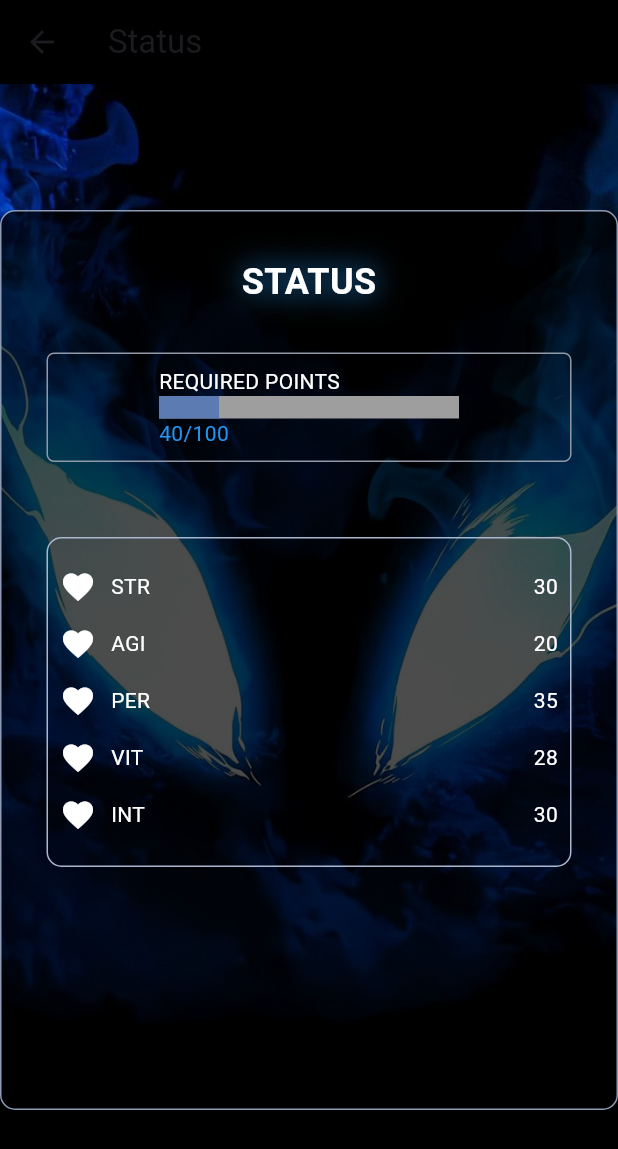
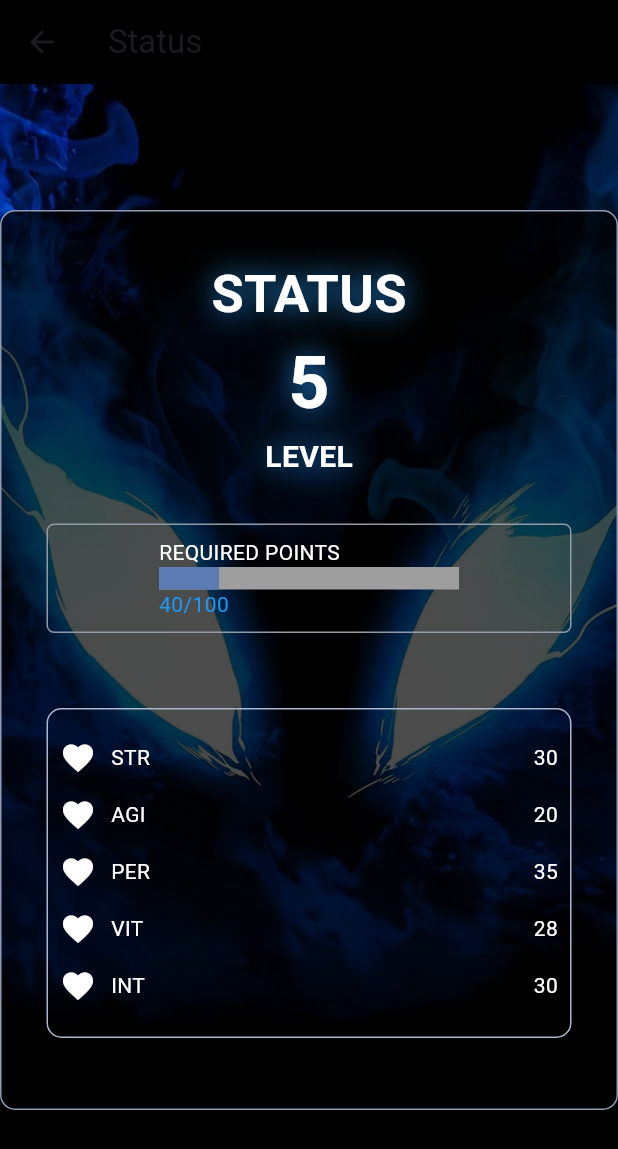
Before and after one commit to Parth-11/ShadowRank, a Flutter app: the StatusPage screen opened by its route, on a phone screen of 412 x 824 dp. Shown: the top 1149 px of the screen. Run offline on Flutter 3.47's test engine with Material 3 defaults, Android fonts, the phone set to English and light mode, and no system bars; our stand-ins replace hexcolor.

Commit message:
level added

```diff
--- a/lib/screens/status_page.dart
+++ b/lib/screens/status_page.dart
@@ -39,7 +39,7 @@ class StatusPage extends StatelessWidget {
                   const Text(
                     "STATUS",
                     style: TextStyle(
-                      fontSize: 24,
+                      fontSize: 35,
                       color: Colors.white,
                       fontWeight: FontWeight.bold,
                       shadows: [
@@ -51,7 +51,49 @@ class StatusPage extends StatelessWidget {
                       ],
                     ),
                   ),
+
+
+                  const Column(
+                    children: [
+                      Text(
+                        "5",
+                        style: TextStyle(
+                          fontSize: 48,
+                          color: Colors.white,
+                          fontWeight: FontWeight.bold,
+                          shadows: [
+                            Shadow(
+                              blurRadius: 25.0,
+                              offset: Offset(0, 0),
+                              color: Colors.blue,
+                            ),
+                          ],
+
+                        ),
+
+                      ),
+                      Text(
+                        "LEVEL",
+                        style: TextStyle(
+                          fontSize: 20,
+                          color: Colors.white,
+                          fontWeight: FontWeight.bold,
+                          shadows: [
+                            Shadow(
+                              blurRadius: 25.0,
+                              offset: Offset(0, 0),
+                              color: Colors.blue,
+                            ),
+                          ],
+
+                        ),
+
+                      ),
+                    ],
+                  ),
                   const SizedBox(height: 30),
+
+
                   Container(
                     padding: const EdgeInsets.all(8),
                     decoration: BoxDecoration(
```
